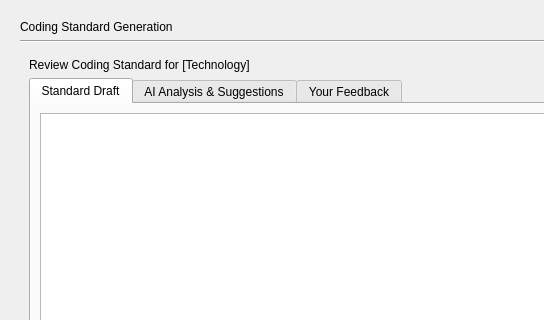
Old version of the form gui/coding_standard_page.ui in the repository mariolewis/asdf_factory; both pictures show x 0 to 544 and y 0 to 320 of the 800 by 600 pixel window.
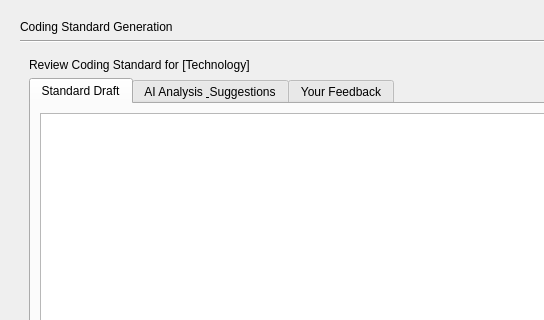
New version of the form. The open tabs and pages were chosen to show the change.

What changed in the file:
```diff
--- a/gui/coding_standard_page.ui
+++ b/gui/coding_standard_page.ui
@@ -186,7 +186,7 @@
          </widget>
          <widget class="QWidget" name="aiAnalysisTab">
           <attribute name="title">
-           <string>AI Analysis &amp;&amp; Suggestions</string>
+           <string>AI Analysis &amp; Suggestions</string>
           </attribute>
           <layout class="QVBoxLayout" name="verticalLayout_8">
            <item>
```
